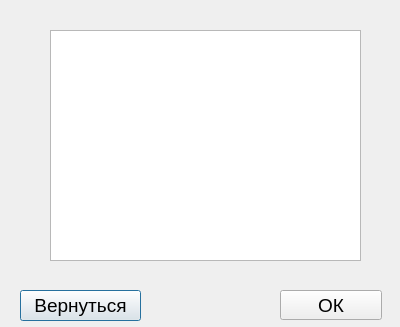
Qt form layouts/knowledgeEditorScalarEdit_classFeatureDef.ui (RyndychRD/Classifier) before a commit.
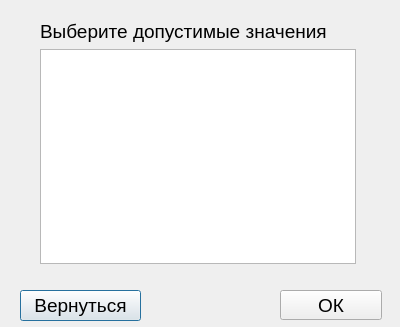
The same form after that commit.

Diff of the .ui file:
```diff
--- a/layouts/knowledgeEditorScalarEdit_classFeatureDef.ui
+++ b/layouts/knowledgeEditorScalarEdit_classFeatureDef.ui
@@ -61,15 +61,32 @@
     <string>ОК</string>
    </property>
   </widget>
-  <widget class="QListWidget" name="listWidget_ScalarEdit">
+  <widget class="QWidget" name="">
    <property name="geometry">
     <rect>
-     <x>50</x>
-     <y>30</y>
-     <width>311</width>
-     <height>231</height>
+     <x>40</x>
+     <y>20</y>
+     <width>316</width>
+     <height>244</height>
     </rect>
    </property>
+   <layout class="QVBoxLayout" name="verticalLayout">
+    <item>
+     <widget class="QLabel" name="label">
+      <property name="font">
+       <font>
+        <pointsize>14</pointsize>
+       </font>
+      </property>
+      <property name="text">
+       <string>Выберите допустимые значения</string>
+      </property>
+     </widget>
+    </item>
+    <item>
+     <widget class="QListWidget" name="listWidget_ScalarEdit"/>
+    </item>
+   </layout>
   </widget>
  </widget>
  <resources/>
```
